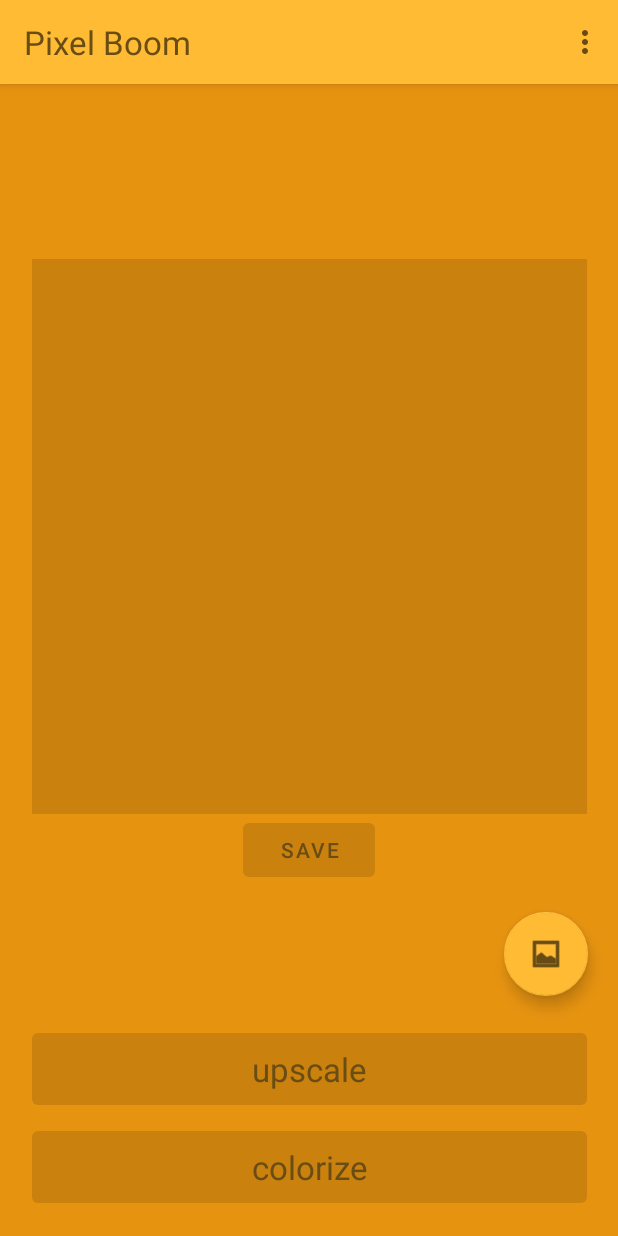
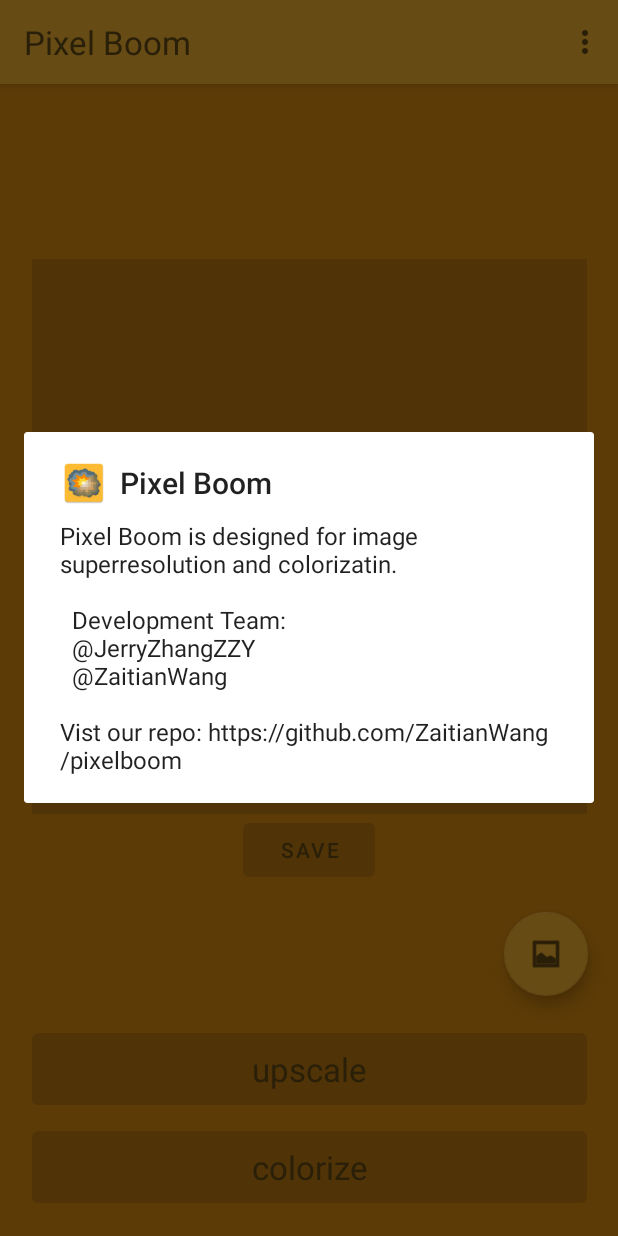
Before and after one commit to ZaitianWang/pixelboom, an Android app: the screen it shows after launch (MainActivity), in the options menu, after a tap on "Settings", on a phone screen of 412 x 824 dp. Run offline under Robolectric (Android 15) with nearby library versions, the phone set to English and light mode, and no system bars; our stand-ins replace Picasso; pictures from the network do not load.

Commit message:
add about

```diff
--- a/app/src/main/java/com/example/pixelboom/MainActivity.java
+++ b/app/src/main/java/com/example/pixelboom/MainActivity.java
@@ -2,6 +2,7 @@
 
 import android.Manifest;
 import android.annotation.SuppressLint;
+import android.app.AlertDialog;
 import android.content.ContentResolver;
 import android.content.ContentUris;
 import android.content.ContentValues;
@@ -459,9 +460,20 @@
         // automatically handle clicks on the Home/Up button, so long
         // as you specify a parent activity in AndroidManifest.xml.
         int id = item.getItemId();
-
         //noinspection SimplifiableIfStatement
+        String about = "Pixel Boom is designed for image superresolution " +
+                "and colorizatin.\n\n" +
+                "  Development Team:\n" +
+                "  @JerryZhangZZY\n" +
+                "  @ZaitianWang\n\n" +
+                "Vist our repo: https://github.com/ZaitianWang/pixelboom";
         if (id == R.id.action_settings) {
+            AlertDialog alertDialog1 = new AlertDialog.Builder(this)
+                    .setTitle("Pixel Boom")
+                    .setMessage(about)
+                    .setIcon(R.mipmap.ic_launcher)
+                    .create();
+            alertDialog1.show();
             return true;
         }
 
```
